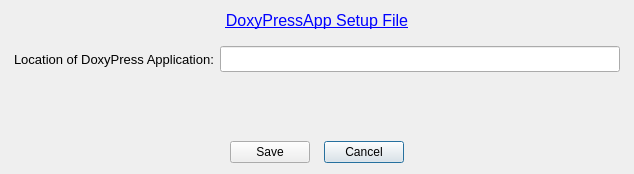
Before: the Qt Designer form forms/dialog_editcfg.ui in copperspice/doxypressapp, drawn with Qt 5.
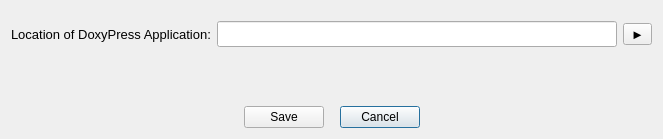
After: the same form once the commit is applied.

The edit to the form file:
```diff
--- a/forms/dialog_editcfg.ui
+++ b/forms/dialog_editcfg.ui
@@ -9,8 +9,8 @@
    <rect>
     <x>0</x>
     <y>0</y>
-    <width>631</width>
-    <height>174</height>
+    <width>655</width>
+    <height>139</height>
    </rect>
   </property>
   <property name="windowTitle">
@@ -19,15 +19,87 @@
   <property name="modal">
    <bool>false</bool>
   </property>
-  <layout class="QGridLayout" name="gridLayout">
-   <property name="leftMargin">
-    <number>14</number>
-   </property>
-   <property name="rightMargin">
-    <number>14</number>
-   </property>
-   <item row="4" column="0" colspan="3">
+  <layout class="QVBoxLayout" name="verticalLayout">
+   <item>
+    <spacer name="verticalSpacer_2">
+     <property name="orientation">
+      <enum>Qt::Vertical</enum>
+     </property>
+     <property name="sizeType">
+      <enum>QSizePolicy::Fixed</enum>
+     </property>
+     <property name="sizeHint" stdset="0">
+      <size>
+       <width>20</width>
+       <height>10</height>
+      </size>
+     </property>
+    </spacer>
+   </item>
+   <item>
+    <layout class="QGridLayout" name="gridLayout_2">
+     <item row="0" column="0">
+      <widget class="QLabel" name="label_3">
+       <property name="font">
+        <font>
+         <pointsize>10</pointsize>
+        </font>
+       </property>
+       <property name="text">
+        <string>Location of DoxyPress Application:</string>
+       </property>
+      </widget>
+     </item>
+     <item row="0" column="1">
+      <widget class="QLineEdit" name="doxyPressFile">
+       <property name="minimumSize">
+        <size>
+         <width>400</width>
+         <height>0</height>
+        </size>
+       </property>
+       <property name="font">
+        <font>
+         <pointsize>11</pointsize>
+        </font>
+       </property>
+      </widget>
+     </item>
+     <item row="0" column="2">
+      <widget class="QToolButton" name="doxyPressFile_PB">
+       <property name="font">
+        <font>
+         <pointsize>10</pointsize>
+        </font>
+       </property>
+       <property name="text">
+        <string>►</string>
+       </property>
+      </widget>
+     </item>
+    </layout>
+   </item>
+   <item>
+    <spacer name="verticalSpacer_3">
+     <property name="orientation">
+      <enum>Qt::Vertical</enum>
+     </property>
+     <property name="sizeType">
+      <enum>QSizePolicy::Expanding</enum>
+     </property>
+     <property name="sizeHint" stdset="0">
+      <size>
+       <width>20</width>
+       <height>40</height>
+      </size>
+     </property>
+    </spacer>
+   </item>
+   <item>
     <layout class="QHBoxLayout" name="horizontalLayout_3">
+     <property name="spacing">
+      <number>8</number>
+     </property>
      <item>
       <spacer name="horizontalSpacer_30">
        <property name="orientation">
@@ -89,122 +161,6 @@
      </item>
     </layout>
    </item>
-   <item row="2" column="0" colspan="3">
-    <layout class="QGridLayout" name="gridLayout_2">
-     <item row="0" column="1">
-      <widget class="QLineEdit" name="doxyPress_fn">
-       <property name="minimumSize">
-        <size>
-         <width>400</width>
-         <height>0</height>
-        </size>
-       </property>
-       <property name="font">
-        <font>
-         <pointsize>11</pointsize>
-        </font>
-       </property>
-      </widget>
-     </item>
-     <item row="0" column="0">
-      <widget class="QLabel" name="label_3">
-       <property name="font">
-        <font>
-         <pointsize>10</pointsize>
-        </font>
-       </property>
-       <property name="text">
-        <string>Location of DoxyPress Application:</string>
-       </property>
-      </widget>
-     </item>
-    </layout>
-   </item>
-   <item row="3" column="1">
-    <spacer name="verticalSpacer_3">
-     <property name="orientation">
-      <enum>Qt::Vertical</enum>
-     </property>
-     <property name="sizeType">
-      <enum>QSizePolicy::Expanding</enum>
-     </property>
-     <property name="sizeHint" stdset="0">
-      <size>
-       <width>20</width>
-       <height>50</height>
-      </size>
-     </property>
-    </spacer>
-   </item>
-   <item row="0" column="0" colspan="3">
-    <widget class="QLabel" name="label_1">
-     <property name="palette">
-      <palette>
-       <active>
-        <colorrole role="WindowText">
-         <brush brushstyle="SolidPattern">
-          <color alpha="255">
-           <red>0</red>
-           <green>0</green>
-           <blue>255</blue>
-          </color>
-         </brush>
-        </colorrole>
-       </active>
-       <inactive>
-        <colorrole role="WindowText">
-         <brush brushstyle="SolidPattern">
-          <color alpha="255">
-           <red>0</red>
-           <green>0</green>
-           <blue>255</blue>
-          </color>
-         </brush>
-        </colorrole>
-       </inactive>
-       <disabled>
-        <colorrole role="WindowText">
-         <brush brushstyle="SolidPattern">
-          <color alpha="255">
-           <red>106</red>
-           <green>104</green>
-           <blue>100</blue>
-          </color>
-         </brush>
-        </colorrole>
-       </disabled>
-      </palette>
-     </property>
-     <property name="font">
-      <font>
-       <pointsize>12</pointsize>
-       <underline>true</underline>
-      </font>
-     </property>
-     <property name="text">
-      <string>DoxyPressApp Setup File</string>
-     </property>
-     <property name="alignment">
-      <set>Qt::AlignCenter</set>
-     </property>
-    </widget>
-   </item>
-   <item row="1" column="1">
-    <spacer name="verticalSpacer_2">
-     <property name="orientation">
-      <enum>Qt::Vertical</enum>
-     </property>
-     <property name="sizeType">
-      <enum>QSizePolicy::Fixed</enum>
-     </property>
-     <property name="sizeHint" stdset="0">
-      <size>
-       <width>20</width>
-       <height>10</height>
-      </size>
-     </property>
-    </spacer>
-   </item>
   </layout>
  </widget>
  <resources/>
```
